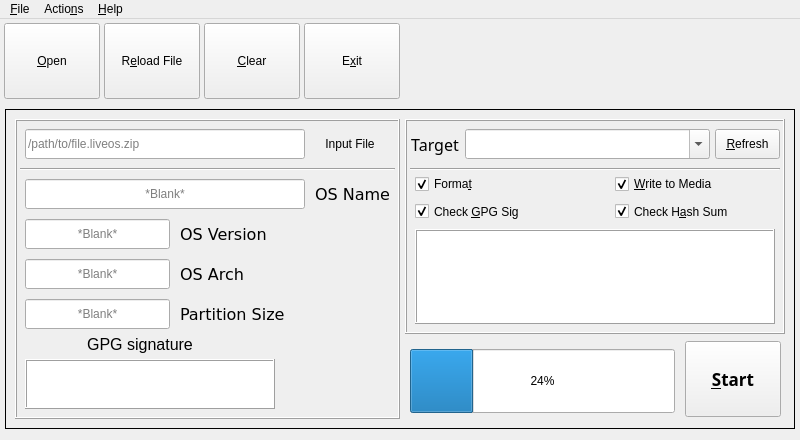
Above: liveos_forge_qt5.ui from defcon201/ninjaforge-ng before the change. Below: the same form after it.
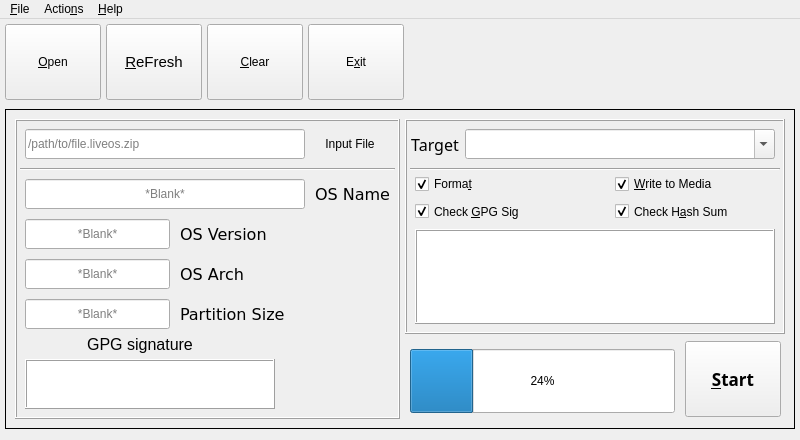
That is the form after the change. Icons and pictures are not drawn.

Commit message: updated screenshot to reflect changes to UI file

```diff
--- a/liveos_forge_qt5.ui
+++ b/liveos_forge_qt5.ui
@@ -55,28 +55,28 @@
      <rect>
       <x>0</x>
       <y>0</y>
-      <width>641</width>
+      <width>791</width>
       <height>91</height>
      </rect>
     </property>
     <layout class="QHBoxLayout" name="menu_layout_box" stretch="0,0,0,0">
      <property name="spacing">
-      <number>4</number>
+      <number>5</number>
      </property>
      <property name="sizeConstraint">
       <enum>QLayout::SetFixedSize</enum>
      </property>
      <property name="leftMargin">
-      <number>4</number>
+      <number>5</number>
      </property>
      <property name="topMargin">
-      <number>4</number>
+      <number>5</number>
      </property>
      <property name="rightMargin">
-      <number>4</number>
+      <number>5</number>
      </property>
      <property name="bottomMargin">
-      <number>4</number>
+      <number>5</number>
      </property>
      <item>
       <widget class="QToolButton" name="tool_button_open">
@@ -145,6 +145,11 @@
          <height>76</height>
         </size>
        </property>
+       <property name="font">
+        <font>
+         <pointsize>11</pointsize>
+        </font>
+       </property>
        <property name="cursor">
         <cursorShape>PointingHandCursor</cursorShape>
        </property>
@@ -152,7 +157,7 @@
         <string>Reload Current LiveOS Package</string>
        </property>
        <property name="text">
-        <string extracomment="Exit">R&amp;eload File</string>
+        <string extracomment="Refresh Drives List">&amp;ReFresh</string>
        </property>
        <property name="icon">
         <iconset theme="reload">
@@ -697,7 +702,7 @@
        <rect>
         <x>60</x>
         <y>10</y>
-        <width>245</width>
+        <width>310</width>
         <height>30</height>
        </rect>
       </property>
@@ -720,31 +725,6 @@
        <string comment="0"/>
       </property>
      </widget>
-     <widget class="QToolButton" name="button_refresh_drives">
-      <property name="geometry">
-       <rect>
-        <x>310</x>
-        <y>10</y>
-        <width>65</width>
-        <height>30</height>
-       </rect>
-      </property>
-      <property name="cursor">
-       <cursorShape>PointingHandCursor</cursorShape>
-      </property>
-      <property name="mouseTracking">
-       <bool>false</bool>
-      </property>
-      <property name="tabletTracking">
-       <bool>false</bool>
-      </property>
-      <property name="toolTip">
-       <string>Poll System for Available Drives</string>
-      </property>
-      <property name="text">
-       <string>&amp;Refresh</string>
-      </property>
-     </widget>
      <widget class="QCheckBox" name="checkbox_format">
       <property name="geometry">
        <rect>
```
Left out of the diff: 76 changed lines with no effect on the pictures. The commit also changes 2 other files.
